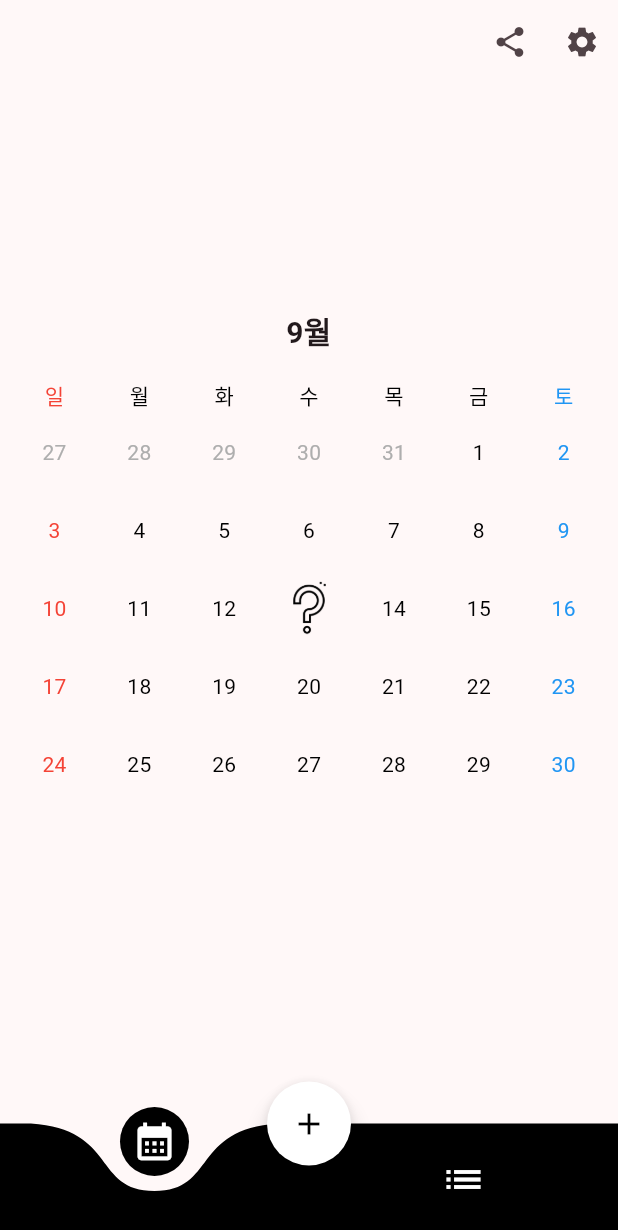
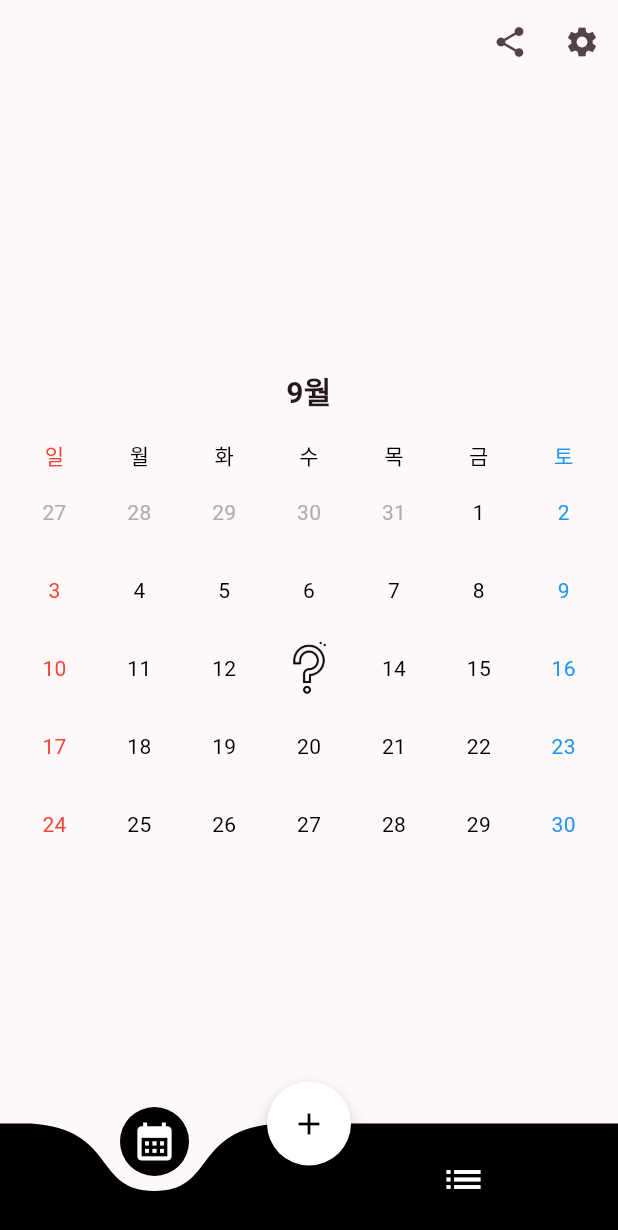
Before and after one commit to sinbee0402/Princess_Diaries, a Flutter app: the screen it shows after launch, on a phone screen of 412 x 824 dp. Shown: the top 1230 px of the screen. Run offline on Flutter 3.47's test engine with Material 2 defaults, Android fonts, the phone set to English and light mode, and no system bars; drawn by our look-alikes of curved_navigation_bar, table_calendar; our stand-ins replace flutter_local_notifications, freezed_annotation, get_it, go_router, injectable, lottie and 4 more; accounts and stored records are empty; generated files the repository leaves out were written again.

Commit message:
chore: 쓸데없는 거 삭제

```diff
--- a/lib/main.dart
+++ b/lib/main.dart
@@ -1,8 +1,6 @@
 import 'package:flutter/material.dart';
 import 'package:princess_diaries/core/router.dart';
-
 import 'package:princess_diaries/di/di_setup.dart';
-
 import 'package:intl/date_symbol_data_local.dart';
 
 void main() async {
--- a/lib/presentation/components/curved_navigation_widget.dart
+++ b/lib/presentation/components/curved_navigation_widget.dart
@@ -4,7 +4,6 @@ import 'package:go_router/go_router.dart';
 import 'package:princess_diaries/di/di_setup.dart';
 import 'package:princess_diaries/presentation/main/main_screen.dart';
 import 'package:princess_diaries/presentation/main/main_view_model.dart';
-import 'package:princess_diaries/presentation/settings/alarm/local_notification.dart';
 import 'package:princess_diaries/presentation/time_line/time_line_screen.dart';
 import 'package:princess_diaries/presentation/time_line/time_line_view_model.dart';
 import 'package:provider/provider.dart';
--- a/lib/presentation/main/main_screen.dart
+++ b/lib/presentation/main/main_screen.dart
@@ -165,7 +165,6 @@ class _MainScreenState extends State<MainScreen> {
                 ),
                 daysOfWeekHeight: 24,
               ),
-              const SizedBox(height: 80),
             ],
           ),
           // const SizedBox(height: 80),
```
